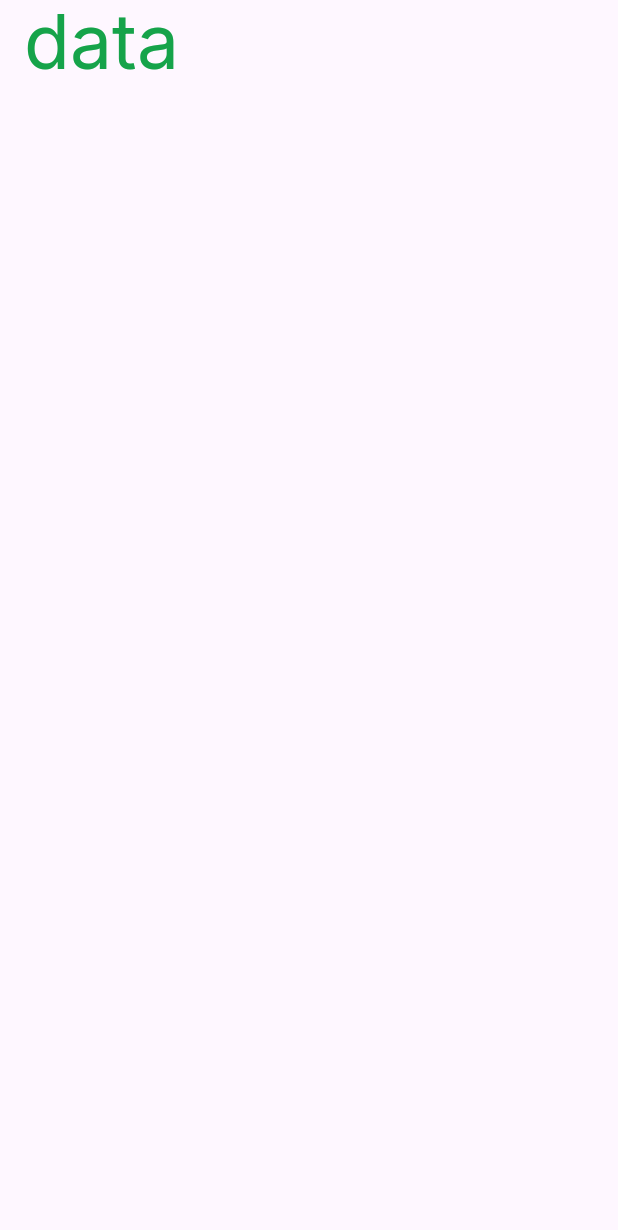
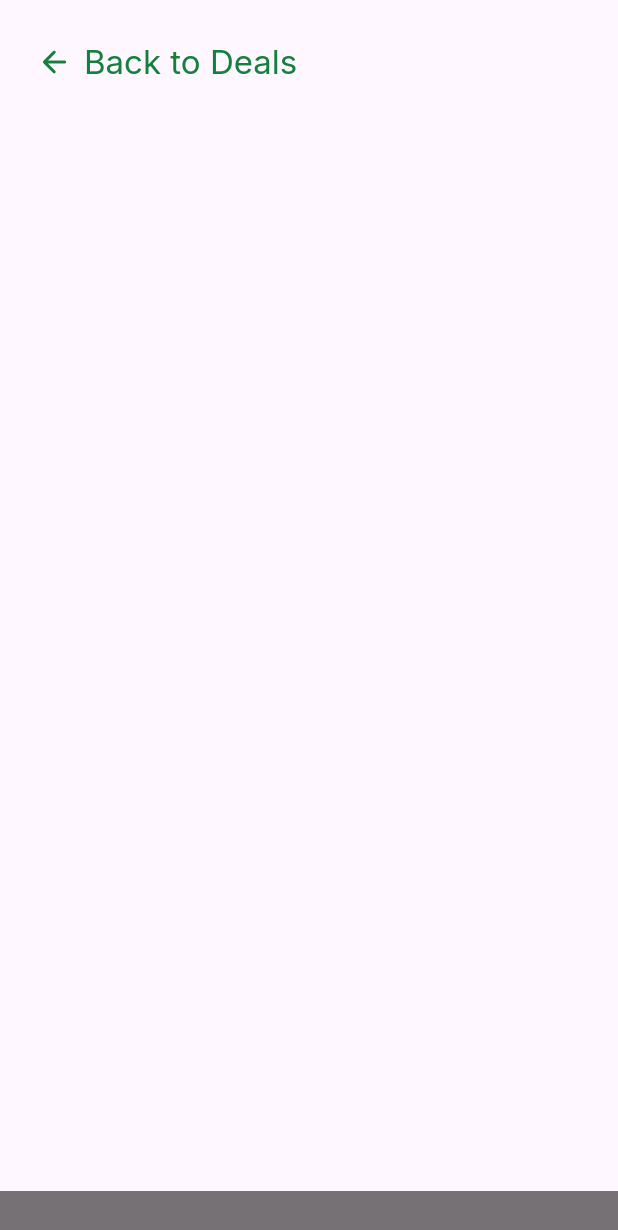
Before and after one commit to anubhavbagri/tapInvest-assignment, a Flutter app: the screen it shows after launch, on a phone screen of 412 x 824 dp. Shown: the top 1230 px of the screen. Run offline on Flutter 3.47's test engine with Material 3 defaults, Android fonts, the phone set to English and light mode, and no system bars; our stand-ins replace google_fonts.

Commit message:
feat: add appbar & properties

```diff
--- a/lib/layers/presentation/app_root.dart
+++ b/lib/layers/presentation/app_root.dart
@@ -1,5 +1,7 @@
 import 'package:flutter/material.dart';
+import 'package:tap_invest/layers/presentation/constants/app_strings.dart';
 import 'package:tap_invest/layers/presentation/theme.dart';
+import 'package:tap_invest/layers/presentation/utils/size_config.dart';
 
 class AppRoot extends StatelessWidget {
   const AppRoot({super.key});
@@ -7,7 +9,7 @@ class AppRoot extends StatelessWidget {
   @override
   Widget build(BuildContext context) {
     const theme = CustomTheme();
-    // SizeConfig().init(context);
+    SizeConfig().init(context);
 
     return MaterialApp(
       theme: theme.base(),
@@ -15,16 +17,34 @@ class AppRoot extends StatelessWidget {
       title: 'tapInvest',
       home: Builder(
         builder: (context) {
-          // final tt = Theme.of(context).textTheme;
-          // final cs = Theme.of(context).colorScheme;
           return Scaffold(
-            extendBodyBehindAppBar: true,
             appBar: AppBar(
-                title: Text(
-              'data',
-              style: TextStyle(fontSize: 50, color: CustomTheme.primaryColor),
-            )),
-            body: Container(),
+              leading: IconButton(
+                onPressed: null,
+                icon: Icon(
+                  Icons.arrow_back_rounded,
+                  color: CustomTheme.green700,
+                ),
+                padding: EdgeInsets.only(
+                  left: CustomTheme.paddingHorizontal,
+                ),
+              ),
+              toolbarHeight: SizeConfig.safeVertical! * 0.1,
+              // backgroundColor: Colors.black26,
+              // leadingWidth: SizeConfig.safeHorizontal! * 0.2,
+              title: Text(
+                AppStrings.appbarText,
+                style: CustomTheme.h6(context),
+              ),
+              centerTitle: false,
+              automaticallyImplyLeading: false,
+              titleSpacing: 0,
+            ),
+            body: Center(child: Container()),
+            bottomNavigationBar: Container(
+              color: Colors.black54,
+              height: 30,
+            ),
           );
         },
       ),
--- /dev/null
+++ b/lib/layers/presentation/constants/app_strings.dart
@@ -0,0 +1,5 @@
+class AppStrings {
+  const AppStrings._();
+
+  static const appbarText = 'Back to Deals';
+}
--- a/lib/layers/presentation/theme.dart
+++ b/lib/layers/presentation/theme.dart
@@ -1,6 +1,8 @@
 import 'package:flutter/material.dart';
+import 'package:flutter/services.dart';
 import 'package:google_fonts/google_fonts.dart';
 import 'package:tap_invest/layers/presentation/utils/hex_color.dart';
+import 'package:tap_invest/layers/presentation/utils/size_config.dart';
 
 @immutable
 class CustomTheme extends ThemeExtension<CustomTheme> {
@@ -9,6 +11,106 @@ class CustomTheme extends ThemeExtension<CustomTheme> {
   static final primaryColor = HexColor("#16A34A");
   static final tertiaryColor = HexColor("15803D");
   static final neutralColor = HexColor("D6D3D1");
+  static final green700 = HexColor("#15803D");
+
+  static final double paddingVertical = SizeConfig.safeVertical! * .02;
+  static final double paddingHorizontal = SizeConfig.safeHorizontal! * .04;
+  static final double paddingRight = SizeConfig.safeHorizontal! * .08;
+  static final double paddingAllSides = SizeConfig.safeHorizontal! * .03;
+  static final double textPadding = SizeConfig.safeHorizontal! * .02;
+
+  /// headline4 - headlineMedium
+  static TextStyle h4(
+      BuildContext context, {
+        Color? color,
+        FontWeight? weight,
+        double? letterSpacing,
+      }) {
+    return Theme.of(context).textTheme.headlineMedium!.copyWith(
+      fontFamily: GoogleFonts.inter(fontWeight: weight ?? FontWeight.w600)
+          .fontFamily,
+      letterSpacing: letterSpacing,
+      color: color ?? green700,
+    );
+  }
+
+  /// headline5 - headlineSmall
+  static TextStyle h5(
+      BuildContext context, {
+        Color? color,
+        FontWeight? weight,
+      }) {
+    return Theme.of(context).textTheme.headlineSmall!.copyWith(
+      fontFamily: GoogleFonts.inter(fontWeight: weight ?? FontWeight.w600)
+          .fontFamily,
+      color: color ?? green700,
+    );
+  }
+
+  /// headline6 - titleLarge
+  static TextStyle h6(
+      BuildContext context, {
+        Color? color,
+        FontWeight? weight,
+      }) {
+    return Theme.of(context).textTheme.titleLarge!.copyWith(
+      fontFamily: GoogleFonts.inter(fontWeight: weight ?? FontWeight.w500)
+          .fontFamily,
+      color: color ?? green700,
+    );
+  }
+
+  /// subtitle1 - titleMedium
+  static TextStyle s1(
+      BuildContext context, {
+        Color? color,
+        FontWeight? weight,
+      }) {
+    return Theme.of(context).textTheme.titleMedium!.copyWith(
+      fontFamily: GoogleFonts.inter(fontWeight: weight ?? FontWeight.w600)
+          .fontFamily,
+      color: color ?? green700,
+      overflow: TextOverflow.ellipsis,
+    );
+  }
+
+  // subtitle2 - titleSmall
+  static TextStyle s2(
+      BuildContext context, {
+        Color? color,
+        FontWeight? weight,
+        TextDecoration? decoration,
+        bool isOverflow = true,
+      }) {
+    return Theme.of(context).textTheme.titleSmall!.copyWith(
+      fontFamily: GoogleFonts.inter(fontWeight: weight ?? FontWeight.w500)
+          .fontFamily,
+      color: color ?? green700,
+      decoration: decoration,
+      overflow: isOverflow ? TextOverflow.ellipsis : TextOverflow.visible,
+    );
+  }
+
+  /// bodySmall - bodySmall
+  static TextStyle bs(
+      BuildContext context, {
+        Color? color,
+        FontWeight? weight,
+        TextDecoration? decoration,
+        double? letterSpacing,
+        double? fontSize,
+        bool isOverflow = true,
+      }) {
+    return Theme.of(context).textTheme.bodySmall!.copyWith(
+      fontFamily: GoogleFonts.inter(fontWeight: weight ?? FontWeight.w500)
+          .fontFamily,
+      color: color ?? green700,
+      decoration: decoration,
+      letterSpacing: letterSpacing,
+      fontSize: fontSize,
+      overflow: isOverflow ? TextOverflow.ellipsis : TextOverflow.visible,
+    );
+  }
 
   ThemeData base() {
     final primaryTextTheme = GoogleFonts.interTextTheme();
@@ -27,10 +129,14 @@ class CustomTheme extends ThemeExtension<CustomTheme> {
       extensions: [this],
       visualDensity: VisualDensity.adaptivePlatformDensity,
       textTheme: textTheme,
-      // appBarTheme: AppBarTheme(
-      // ),
-      cardTheme: CardTheme(color: tertiaryColor),
-      // scaffoldBackgroundColor: isLight ? neutralColor : colorScheme.background,
+      appBarTheme: const AppBarTheme(
+        color: Colors.transparent,
+        elevation: 0,
+        systemOverlayStyle:
+            SystemUiOverlayStyle(statusBarColor: Colors.transparent),
+      ),
+      // scaffoldBackgroundColor: Colors.white,
+      // cardTheme: CardTheme(color: tertiaryColor),
       // tabBarTheme: TabBarTheme(
       //     labelColor: colorScheme.onSurface,
       //     unselectedLabelColor: colorScheme.onSurface,
```
